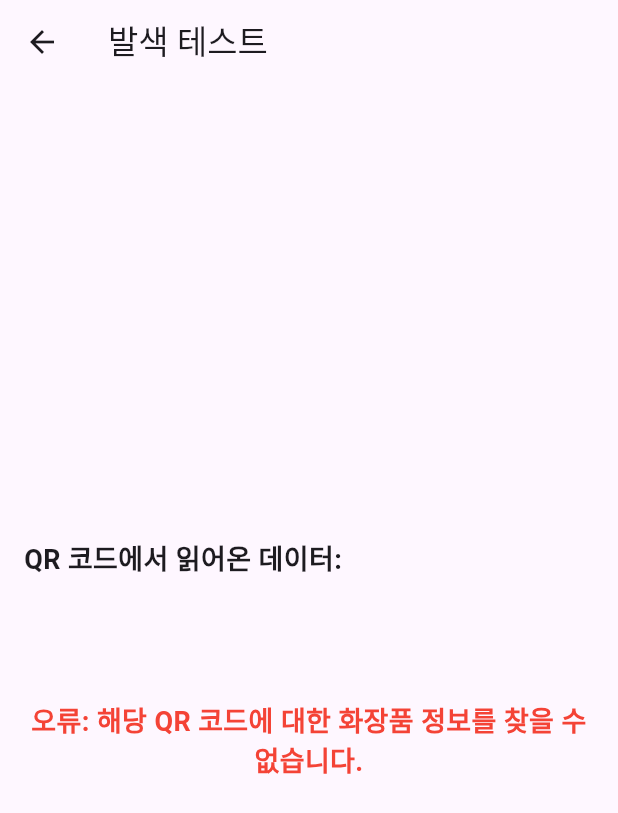
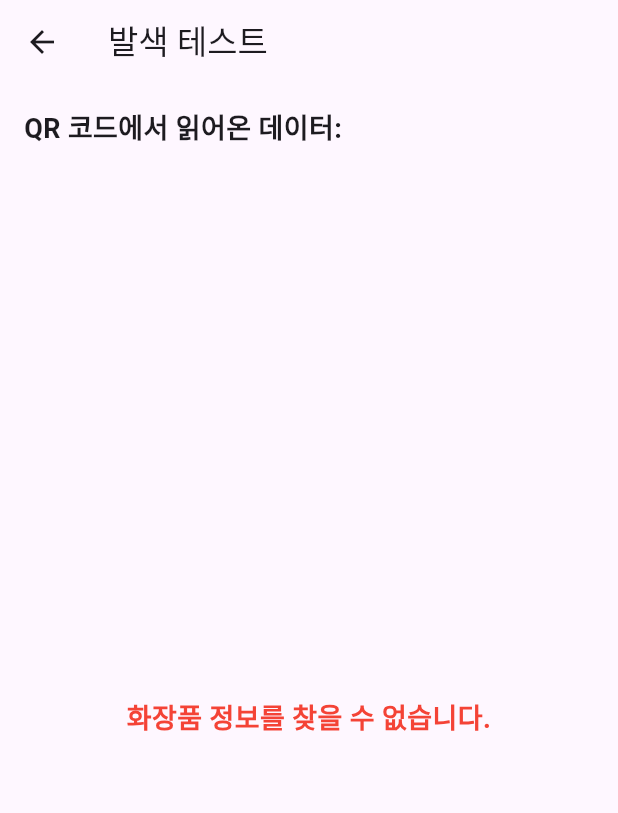
Before and after one commit to RisingToast/Cosmetic_QR_App_Project, a Flutter app: the TryOnScreen screen opened directly with empty values, on a phone screen of 412 x 824 dp. Shown: the top 813 px of the screen. Run offline on Flutter 3.47's test engine with Material 3 defaults, Android fonts, the light colour scheme and no system bars; missing offline and left inert: mobile_scanner.

Commit message:
try_on_screen.dart added

```diff
--- a/lib/try_on_screen.dart
+++ b/lib/try_on_screen.dart
@@ -1,14 +1,14 @@
 import 'package:flutter/material.dart';
-import 'package:flutter/services.dart'; // For rootBundle
 import 'package:cosmetic_tryon_app/cosmetic_data.dart';
 import 'package:cosmetic_tryon_app/face_try_on_widget.dart';
 
 class TryOnScreen extends StatelessWidget {
-  final String qrData;
+  final String? qrData;
   final CosmeticInfo? cosmeticInfo;
 
-  TryOnScreen({super.key, required this.qrData})
-      : cosmeticInfo = getCosmeticInfo(qrData);
+  // ✅ required 제거
+  TryOnScreen({super.key, this.qrData})
+      : cosmeticInfo = getCosmeticInfo(qrData!);
 
   @override
   Widget build(BuildContext context) {
@@ -16,24 +16,25 @@ class TryOnScreen extends StatelessWidget {
       appBar: AppBar(
         title: const Text('발색 테스트'),
       ),
-      body: Center(
-        child: Padding(
+      body: Padding(
         padding: const EdgeInsets.all(16.0),
         child: Column(
-            mainAxisAlignment: MainAxisAlignment.center,
           crossAxisAlignment: CrossAxisAlignment.stretch,
           children: [
+            if (qrData != null) ...[
               const Text(
                 'QR 코드에서 읽어온 데이터:',
                 style: TextStyle(fontSize: 18, fontWeight: FontWeight.bold),
               ),
               const SizedBox(height: 8),
               Text(
-                qrData,
+                qrData!,
                 textAlign: TextAlign.center,
                 style: const TextStyle(fontSize: 16),
               ),
               const SizedBox(height: 20),
+            ],
+
             if (cosmeticInfo != null) ...[
               Text(
                 '제품명: ${cosmeticInfo!.name}',
@@ -44,6 +45,7 @@ class TryOnScreen extends StatelessWidget {
                 style: const TextStyle(fontSize: 18),
               ),
               const SizedBox(height: 10),
+
               Container(
                 height: 50,
                 decoration: BoxDecoration(
@@ -55,33 +57,43 @@ class TryOnScreen extends StatelessWidget {
                 child: Text(
                   '색상 미리보기',
                   style: TextStyle(
-                      color: cosmeticInfo!.color.computeLuminance() > 0.5 ? Colors.black : Colors.white,
+                    color: cosmeticInfo!.color.computeLuminance() > 0.5
+                        ? Colors.black
+                        : Colors.white,
                     fontWeight: FontWeight.bold,
                   ),
                 ),
               ),
+
               const SizedBox(height: 30),
+
               const Text(
                 '얼굴 발색 테스트',
                 textAlign: TextAlign.center,
                 style: TextStyle(fontSize: 22, fontWeight: FontWeight.bold),
               ),
+
               const SizedBox(height: 10),
+
               Expanded(
                 child: FaceTryOnWidget(
                   color: cosmeticInfo!.color,
                 ),
               ),
             ] else ...[
-                const SizedBox(height: 30),
+              const Spacer(),
               const Text(
-                  '오류: 해당 QR 코드에 대한 화장품 정보를 찾을 수 없습니다.',
+                '화장품 정보를 찾을 수 없습니다.',
                 textAlign: TextAlign.center,
-                  style: TextStyle(fontSize: 18, color: Colors.red, fontWeight: FontWeight.bold),
+                style: TextStyle(
+                  fontSize: 18,
+                  color: Colors.red,
+                  fontWeight: FontWeight.bold,
                 ),
+              ),
+              const Spacer(),
             ],
           ],
-          ),
         ),
       ),
     );
```
Lines whose indentation alone changed are shown as unchanged.
